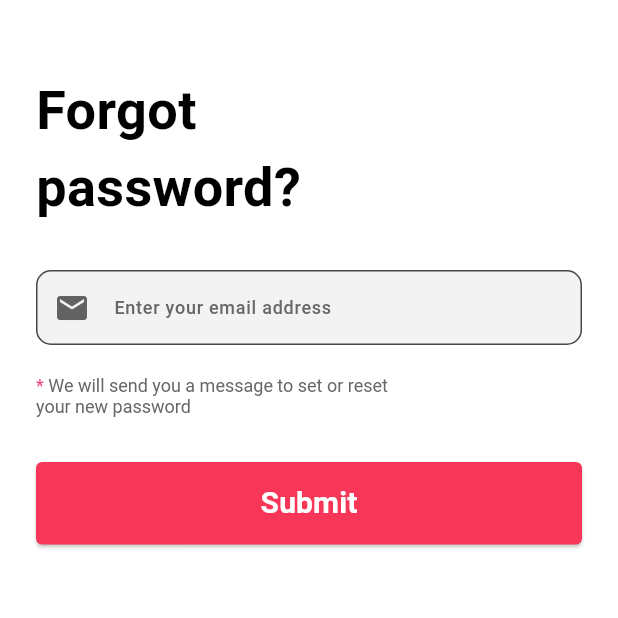
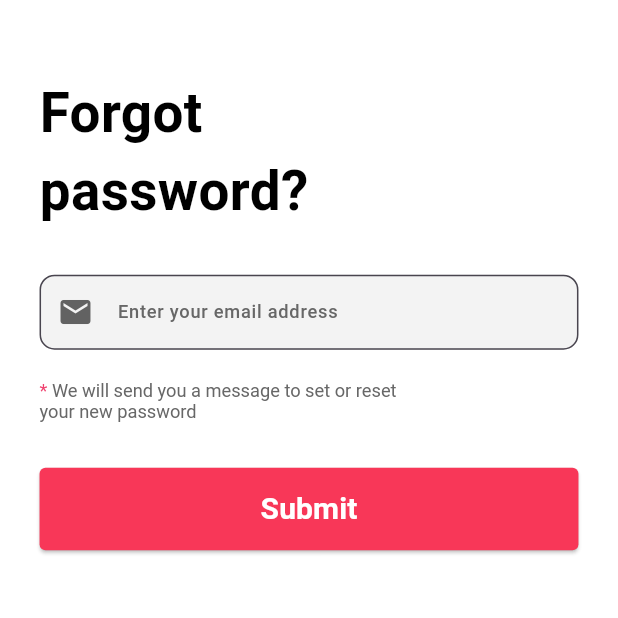
Before and after one commit to Habeba-Ahmed/Training, a Flutter app: the screen it shows after launch, after a tap on "Skip", after a tap on "Forgot Password?", on a phone screen of 412 x 824 dp, the top half of it. Run offline on Flutter 3.47's test engine with Material 3 defaults, Android fonts, the light colour scheme and no system bars; our stand-ins replace bloc, firebase_auth, firebase_core, flutter_bloc, flutter_screenutil, get and 3 more; missing offline and left inert: flutter_facebook_auth; accounts and stored records are empty; network calls fail; Roboto replaces fonts that are missing (Montserrat).

Commit message:
integrate ScreenUtil for responsive design across the app

```diff
--- a/e_commerci/lib/core/constant/style.dart
+++ b/e_commerci/lib/core/constant/style.dart
@@ -1,113 +1,114 @@
 import 'package:e_commerci/core/constant/color.dart';
 import 'package:flutter/material.dart';
+import 'package:flutter_screenutil/flutter_screenutil.dart';
 
-class AppTextStyle{
-  static final TextStyle logoStyle=TextStyle(
-            fontSize: 40,
+class AppTextStyle {
+  static final TextStyle logoStyle = TextStyle(
+    fontSize: 40.sp,
     fontWeight: FontWeight.w700,
     color: AppColor.primaryColor,
     fontFamily: 'Libre Caslon Text',
   );
 
-  static final TextStyle  skipStyle=TextStyle(
-            fontSize: 18,
+  static final TextStyle skipStyle = TextStyle(
+    fontSize: 18.sp,
     fontWeight: FontWeight.w600,
     color: AppColor.blackColor,
     fontFamily: 'Montserrat',
   );
 
-  static final TextStyle onboardingTitleStyle=TextStyle(
-            fontSize: 24,
+  static final TextStyle onboardingTitleStyle = TextStyle(
+    fontSize: 24.sp,
     fontWeight: FontWeight.w800,
     color: AppColor.blackColor,
     fontFamily: 'Montserrat',
   );
 
-  static final TextStyle onboardingSubTitleStyle=TextStyle(
-            fontSize: 14,
+  static final TextStyle onboardingSubTitleStyle = TextStyle(
+    fontSize: 14.sp,
     fontWeight: FontWeight.w600,
     color: AppColor.grayColor,
     fontFamily: 'Montserrat',
   );
 
-  static final TextStyle prevStyle=TextStyle(
-            fontSize: 18,
+  static final TextStyle prevStyle = TextStyle(
+    fontSize: 18.sp,
     fontWeight: FontWeight.w600,
     color: AppColor.lightgrayColor,
     fontFamily: 'Montserrat',
   );
 
-  static final TextStyle nextStyle=TextStyle(
-            fontSize: 18,
+  static final TextStyle nextStyle = TextStyle(
+    fontSize: 18.sp,
     fontWeight: FontWeight.w600,
     color: AppColor.secoundColor,
     fontFamily: 'Montserrat',
   );
 
-  static final TextStyle headerText=TextStyle(
-            fontSize: 36,
+  static final TextStyle headerText = TextStyle(
+    fontSize: 36.sp,
     fontWeight: FontWeight.w700,
     color: AppColor.blackColor,
     fontFamily: 'Montserrat',
   );
 
-  static final TextStyle hintText=TextStyle(
-            fontSize: 12,
+  static final TextStyle hintText = TextStyle(
+    fontSize: 12.sp,
     fontWeight: FontWeight.w500,
     color: AppColor.hintcolor,
     fontFamily: 'Montserrat',
   );
 
-  static final TextStyle orContinueText=TextStyle(
-            fontSize: 12,
+  static final TextStyle orContinueText = TextStyle(
+    fontSize: 12.sp,
     fontWeight: FontWeight.w500,
     color: AppColor.gray500Color,
     fontFamily: 'Montserrat',
   );
 
-  static final TextStyle createorhaveAccountText=TextStyle(
-            fontSize: 14,
+  static final TextStyle createorhaveAccountText = TextStyle(
+    fontSize: 14.sp,
     fontWeight: FontWeight.w400,
     color: AppColor.gray500Color,
     fontFamily: 'Montserrat',
   );
 
-
-  static final TextStyle signuporloginText=TextStyle(
-            fontSize: 14,
+  static final TextStyle signuporloginText = TextStyle(
+    fontSize: 14.sp,
     fontWeight: FontWeight.w600,
     color: AppColor.secoundColor,
     fontFamily: 'Montserrat',
     decoration: TextDecoration.underline,
-            decorationColor: AppColor.secoundColor
+    decorationColor: AppColor.secoundColor,
   );
 
-  static final TextStyle agreementText=TextStyle(
-            fontSize: 12,
+  static final TextStyle agreementText = TextStyle(
+    fontSize: 12.sp,
     fontWeight: FontWeight.w400,
     color: AppColor.hintcolor,
     fontFamily: 'Montserrat',
   );
 
-  static final TextStyle registerText=TextStyle(
-            fontSize: 12,
+  static final TextStyle registerText = TextStyle(
+    fontSize: 12.sp,
     fontWeight: FontWeight.w400,
     color: AppColor.primaryColor,
     fontFamily: 'Montserrat',
   );
-  static final TextStyle getStartTitle=TextStyle(
-            fontSize: 34,
+
+  static final TextStyle getStartTitle = TextStyle(
+    fontSize: 34.sp,
     fontWeight: FontWeight.w600,
     color: AppColor.backgroundColor,
     decoration: TextDecoration.none,
     fontFamily: 'Montserrat',
   );
-  static final TextStyle getStartSubTitle=TextStyle(
-            fontSize: 14,
+
+  static final TextStyle getStartSubTitle = TextStyle(
+    fontSize: 14.sp,
     fontWeight: FontWeight.w400,
     color: AppColor.getStartSubTitle,
     decoration: TextDecoration.none,
     fontFamily: 'Montserrat',
   );
-
 }
--- a/e_commerci/lib/core/constant/text.dart
+++ /dev/null
@@ -1,5 +0,0 @@
-// class AppText{
-
-//   static final String getStartTitle='You want \nAuthentic, here \nyou go!';
-//   static final String getStartSubTitle='Find it here, buy it now!';
-// }
--- a/e_commerci/lib/feature/auth/presentation/screens/forgetpassword.dart
+++ b/e_commerci/lib/feature/auth/presentation/screens/forgetpassword.dart
@@ -1,7 +1,9 @@
 import 'package:e_commerci/core/translate/text.dart';
 import 'package:flutter/material.dart';
 import 'package:flutter_bloc/flutter_bloc.dart';
+import 'package:flutter_screenutil/flutter_screenutil.dart';
 import 'package:get/get.dart';
+
 import 'package:e_commerci/core/constant/color.dart';
 import 'package:e_commerci/core/constant/style.dart';
 import 'package:e_commerci/core/widget/customelevatedbutton.dart';
@@ -10,16 +12,18 @@ import 'package:e_commerci/feature/auth/presentation/screens/signin.dart';
 import 'package:e_commerci/feature/auth/presentation/widget/customheadertext.dart';
 import 'package:e_commerci/feature/auth/presentation/widget/customtextformfield.dart';
 
+// ignore: must_be_immutable
 class ForgetPassword extends StatelessWidget {
   ForgetPassword({super.key});
 
   final TextEditingController _emailController = TextEditingController();
+    AppText text=AppText();
 
   void _onSubmit(BuildContext context) {
     final email = _emailController.text.trim();
     if (email.isEmpty || !email.contains('@')) {
       ScaffoldMessenger.of(context).showSnackBar(
-        SnackBar(content: Text('23'.tr)), // Please enter a valid email
+        SnackBar(content: Text( text.keys['23']!)), // Please enter a valid email
       );
       return;
     }
@@ -28,48 +32,46 @@ class ForgetPassword extends StatelessWidget {
 
   @override
   Widget build(BuildContext context) {
-    AppText text=AppText();
-
     return BlocProvider(
       create: (_) => AuthCubitFireBase(),
       child: Scaffold(
         backgroundColor: AppColor.backgroundColor,
         body: Padding(
-          padding: const EdgeInsets.symmetric(horizontal: 24.0, vertical: 48.0),
+          padding: EdgeInsets.symmetric(horizontal: 24.0.w, vertical: 48.0.h),
           child: Column(
             crossAxisAlignment: CrossAxisAlignment.start,
             children: [
               CustomHeaderText(headrtText: text.keys['4']!), // Forgot password?
-              const SizedBox(height : 30),
+              SizedBox(height : 30.h),
 
               CustomTextFormField(
                 controller: _emailController,
-                hintText: text.keys['20']!, // Enter your email address
+                hintText:  text.keys['20']!, // Enter your email address
                 prefixicon: Icons.email,
               ),
-              const SizedBox(height : 20),
+              SizedBox(height : 20.h),
 
               RichText(
                 text: TextSpan(
                   style: AppTextStyle.agreementText,
                   children: [
                     TextSpan(
-                      text: text.keys['25']!,  // *
+                      text:  text.keys['25']!, // *
                       style: TextStyle(color: AppColor.primaryColor),
                     ),
                     TextSpan(
-                      text: text.keys['21']!, // Message for resetting password
+                      text:  text.keys['21']!, // Reset password instructions
                     ),
                   ],
                 ),
               ),
-              const SizedBox(height : 30),
+              SizedBox(height : 30.h),
 
               BlocConsumer<AuthCubitFireBase, AuthStateFireBase>(
                 listener: (context, state) {
                   if (state is AuthResetPasswordSuccessFireBase) {
                     ScaffoldMessenger.of(context).showSnackBar(
-                      SnackBar(content: Text(text.keys['24']!)), // Password reset email sent
+                      SnackBar(content: Text( text.keys['24']!)), // Email sent
                     );
                     Get.off(() => const SignIn());
                   } else if (state is AuthResetPasswordFailedFireBase) {
@@ -84,7 +86,7 @@ class ForgetPassword extends StatelessWidget {
                   }
 
                   return CustomElevatedButton(
-                    buttonText: text.keys['22']!, // Submit
+                    buttonText:  text.keys['22']!, // Submit
                     onPressed: () => _onSubmit(context),
                   );
                 },
--- a/e_commerci/lib/feature/auth/presentation/screens/signin.dart
+++ b/e_commerci/lib/feature/auth/presentation/screens/signin.dart
@@ -1,7 +1,6 @@
 import 'package:e_commerci/core/cache/chachehelper.dart';
 import 'package:e_commerci/core/constant/color.dart';
 import 'package:e_commerci/core/constant/routes/routes.dart';
-import 'package:e_commerci/core/constant/text.dart';
 import 'package:e_commerci/core/widget/customelevatedbutton.dart';
 import 'package:e_commerci/feature/auth/presentation/cubit/firebase/auth_cubit.dart';
 import 'package:e_commerci/feature/auth/presentation/widget/customaddsocialsection.dart';
@@ -9,8 +8,8 @@ import 'package:e_commerci/feature/auth/presentation/widget/customheadertext.dar
 import 'package:e_commerci/feature/auth/presentation/widget/customtextformfield.dart';
 import 'package:flutter/material.dart';
 import 'package:flutter_bloc/flutter_bloc.dart';
+import 'package:flutter_screenutil/flutter_screenutil.dart';
 import 'package:get/get.dart';
-
 import '../../../../core/translate/text.dart';
 
 class SignIn extends StatefulWidget {
@@ -40,19 +39,19 @@ class _SignInState extends State<SignIn> {
       child: Scaffold(
         backgroundColor: AppColor.backgroundColor,
         body: Padding(
-          padding: const EdgeInsets.symmetric(horizontal: 24.0, vertical: 48.0),
+          padding: EdgeInsets.symmetric(horizontal: 24.0.w, vertical: 48.0.h),
           child: Column(
             crossAxisAlignment: CrossAxisAlignment.start,
             children: [
               CustomHeaderText(headrtText: text.keys['2']!), // "Welcome \nBack!"
-              const SizedBox(height : 30),
+              SizedBox(height : 30.h),
 
               CustomTextFormField(
                 controller: usernameController,
                 hintText: text.keys['5']!, // "Username or Email"
                 prefixicon: Icons.person,
               ),
-              const SizedBox(height : 20),
+              SizedBox(height : 20.h),
 
               CustomTextFormField(
                 controller: passwordController,
@@ -73,11 +72,12 @@ class _SignInState extends State<SignIn> {
                     style: TextStyle(
                         color: AppColor.secoundColor,
                         fontWeight: FontWeight.w400,
-                        fontSize: 12),
+                        fontSize: 12.sp
+                        ),
                   ),
                 ),
               ),
-              const SizedBox(height : 30),
+              SizedBox(height : 30.h),
 
               BlocConsumer<AuthCubitFireBase, AuthStateFireBase>(
                 listener: (context, state) {
@@ -113,8 +113,8 @@ class _SignInState extends State<SignIn> {
                 child: CustomAuthSocialSection(
                   normalText: text.keys['11']!, // "Create an account"
                   actionText: text.keys['8']!, // "Sign Up"
-                  width : 194,
-                  hight: 136,
+                  width : 194.w,
+                  hight: 150.h,
                   onPressed: () {
                     Get.offAndToNamed(AppRoutes.signUp);
                   },
--- a/e_commerci/lib/feature/auth/presentation/screens/signup.dart
+++ b/e_commerci/lib/feature/auth/presentation/screens/signup.dart
@@ -10,6 +10,7 @@ import 'package:e_commerci/feature/auth/presentation/widget/customheadertext.dar
 import 'package:e_commerci/feature/auth/presentation/widget/customtextformfield.dart';
 import 'package:flutter/material.dart';
 import 'package:flutter_bloc/flutter_bloc.dart';
+import 'package:flutter_screenutil/flutter_screenutil.dart';
 import 'package:get/get.dart';
 import 'package:get/get_core/src/get_main.dart';
 
@@ -29,19 +30,19 @@ class SignUp extends StatelessWidget {
         backgroundColor: AppColor.backgroundColor,
         body: SafeArea(
           child: SingleChildScrollView(
-            padding: const EdgeInsets.symmetric(horizontal: 24.0, vertical: 48.0),
+            padding: EdgeInsets.symmetric(horizontal: 24.0.w, vertical: 48.0.h),
             child: Column(
               crossAxisAlignment: CrossAxisAlignment.start,
               children: [
                 CustomHeaderText(headrtText: text.keys['4']!), // Create Account
-                const SizedBox(height : 30),
+                SizedBox(height : 30.h),
 
                 CustomTextFormField(
                   controller: usernameController,
                   hintText: text.keys['6']!, // Username or Email
                   prefixicon: Icons.person,
                 ),
-                const SizedBox(height : 20),
+                SizedBox(height : 20.h),
 
                 CustomTextFormField(
                   controller: passwordController,
@@ -50,7 +51,7 @@ class SignUp extends StatelessWidget {
                   suffixicon: const Icon(Icons.remove_red_eye_outlined),
                   obscureText: true,
                 ),
-                const SizedBox(height : 20),
+                SizedBox(height : 20.h),
 
                 CustomTextFormField(
                   controller: confirmPasswordController,
@@ -59,7 +60,7 @@ class SignUp extends StatelessWidget {
                   suffixicon: const Icon(Icons.remove_red_eye_outlined),
                   obscureText: true,
                 ),
-                const SizedBox(height : 30),
+                SizedBox(height : 30.h),
 
                 RichText(
                   text: TextSpan(
@@ -74,7 +75,7 @@ class SignUp extends StatelessWidget {
                     ],
                   ),
                 ),
-                const SizedBox(height  : 30),
+                SizedBox(height  : 30.h),
 
                 BlocConsumer<AuthCubitFireBase, AuthStateFireBase>(
                   listener: (context, state) {
@@ -107,12 +108,12 @@ class SignUp extends StatelessWidget {
                   },
                 ),
 
-                const SizedBox(height : 60),
+                SizedBox(height : 60.h),
 
                 Center(
                   child: CustomAuthSocialSection(
-                    width : 250,
-                    hight: 140,
+                    width : 250.w,
+                    hight: 150.h,
                     normalText: text.keys['18']!, // I Already Have an Account
                     actionText: text.keys['19']!, // Login
                     onPressed: () {
--- a/e_commerci/lib/feature/auth/presentation/widget/customaddsocialsection.dart
+++ b/e_commerci/lib/feature/auth/presentation/widget/customaddsocialsection.dart
@@ -4,6 +4,7 @@ import 'package:e_commerci/core/constant/style.dart';
 import 'package:e_commerci/feature/auth/presentation/widget/customauthbottomtext.dart';
 import 'package:e_commerci/feature/auth/presentation/widget/customsocialcircleicon.dart';
 import 'package:flutter/material.dart';
+import 'package:flutter_screenutil/flutter_screenutil.dart';
 
 class CustomAuthSocialSection extends StatelessWidget {
   final String normalText;
@@ -28,24 +29,24 @@ class CustomAuthSocialSection extends StatelessWidget {
         mainAxisAlignment: MainAxisAlignment.spaceBetween,
         children: [
           Text('- OR Continue with -',style: AppTextStyle.orContinueText,),
-          SizedBox(height : 10,),
+          SizedBox(height : 10.h,),
           Center(
             child: Row(
-              spacing : 10 ,
+              spacing : 10.w ,
               mainAxisAlignment: MainAxisAlignment.center,
               children: [
 
                 CustomSocialCircleIcon(
                   widget: SizedBox(
-                    height : 24,
-                    width : 24,
+                    height : 24.h,
+                    width : 24.w,
                     child: Image.asset(AppImages.google,fit: BoxFit.contain,))),
 
                 CustomSocialCircleIcon(
                   widget: Icon(Icons.apple,size: 25,color: AppColor.blackColor,)),
 
                 CustomSocialCircleIcon(
-                  widget: Icon(Icons.facebook_rounded,size: 25,color:  Color(0xff3D4DA6))),
+                  widget: Icon(Icons.facebook_rounded,size: 25.sp,color:  Color(0xff3D4DA6))),
 
               ],
             ),
--- a/e_commerci/lib/feature/auth/presentation/widget/customsocialcircleicon.dart
+++ b/e_commerci/lib/feature/auth/presentation/widget/customsocialcircleicon.dart
@@ -1,5 +1,6 @@
 import 'package:e_commerci/core/constant/color.dart';
 import 'package:flutter/material.dart';
+import 'package:flutter_screenutil/flutter_screenutil.dart';
 
 class CustomSocialCircleIcon extends StatelessWidget {
   final void Function()? onTap;
@@ -11,8 +12,8 @@ class CustomSocialCircleIcon extends StatelessWidget {
     return InkWell(
       onTap: onTap,
       child: Container(
-        width : 54,
-        height : 54,
+        width : 54.w,
+        height : 54.h,
         decoration: BoxDecoration(
           color: AppColor.ligthPinkColor,
           shape: BoxShape.circle,
--- a/e_commerci/lib/feature/auth/presentation/widget/customtextformfield.dart
+++ b/e_commerci/lib/feature/auth/presentation/widget/customtextformfield.dart
@@ -25,7 +25,7 @@ class CustomTextFormField extends StatelessWidget {
       obscureText: obscureText,
       decoration: InputDecoration(
         prefixIcon: prefixicon != null ? Icon(prefixicon) : null,
-        suffixIcon: suffixicon, // ← allow full widget
+        suffixIcon: suffixicon,
         prefixIconColor: AppColor.authiconcolor,
         hintText: hintText,
         hintStyle: AppTextStyle.hintText,
--- a/e_commerci/lib/feature/get_start/presentation/widget/custombodygetstart.dart
+++ b/e_commerci/lib/feature/get_start/presentation/widget/custombodygetstart.dart
@@ -1,11 +1,10 @@
 import 'package:e_commerci/core/cache/chachehelper.dart';
 import 'package:e_commerci/core/constant/routes/routes.dart';
 import 'package:e_commerci/core/constant/style.dart';
-import 'package:e_commerci/core/constant/text.dart';
 import 'package:e_commerci/core/translate/text.dart';
 import 'package:e_commerci/core/widget/customelevatedbutton.dart';
-import 'package:e_commerci/feature/home_page/presentation/screens/homepage.dart';
 import 'package:flutter/material.dart';
+import 'package:flutter_screenutil/flutter_screenutil.dart';
 import 'package:get/get.dart';
 import 'package:get/get_core/src/get_main.dart';
 
@@ -16,7 +15,7 @@ class CustomBodyGetStart extends StatelessWidget {
   Widget build(BuildContext context) {
     AppText text=AppText();
     return Column(
-      spacing: 16,
+      spacing: 16.h,
       mainAxisAlignment: MainAxisAlignment.end,
       crossAxisAlignment: CrossAxisAlignment.center,
       children: [
@@ -41,7 +40,7 @@ class CustomBodyGetStart extends StatelessWidget {
           },
         ),
       ),
-      const SizedBox(height : 40),
+      SizedBox(height : 40.h),
     ],
   );
   }
--- a/e_commerci/lib/feature/onboarding/presentation/screens/onboarding.dart
+++ b/e_commerci/lib/feature/onboarding/presentation/screens/onboarding.dart
@@ -1,11 +1,13 @@
+import 'package:flutter/material.dart';
+import 'package:flutter_bloc/flutter_bloc.dart';
+import 'package:flutter_screenutil/flutter_screenutil.dart';
+
 import 'package:e_commerci/core/constant/color.dart';
 import 'package:e_commerci/feature/onboarding/presentation/cubit/onboarding_cubit.dart';
 import 'package:e_commerci/feature/onboarding/presentation/cubit/onboarding_state.dart';
 import 'package:e_commerci/feature/onboarding/presentation/widget/custombottombar.dart';
 import 'package:e_commerci/feature/onboarding/presentation/widget/custompageview.dart';
 import 'package:e_commerci/feature/onboarding/presentation/widget/customtopbar.dart';
-import 'package:flutter/material.dart';
-import 'package:flutter_bloc/flutter_bloc.dart';
 
 class OnBoarding extends StatelessWidget {
   const OnBoarding({super.key});
@@ -13,14 +15,17 @@ class OnBoarding extends StatelessWidget {
   @override
   Widget build(BuildContext context) {
     return BlocProvider(
-      create: (context) => OnboardingCubit(),
+      create: (_) => OnboardingCubit(),
       child: Scaffold(
+        backgroundColor: AppColor.backgroundColor,
         body: SafeArea(
           child: Padding(
-            padding: const EdgeInsets.all(20.0),
+            padding: EdgeInsets.all(20.0.w),
             child: BlocBuilder<OnboardingCubit, OnBoardingState>(
               builder: (context, state) {
-                final currentIndex = (state is OnBoardingPageChanged) ? state.pageIndex : 0;
+                final currentIndex =
+                    (state is OnBoardingPageChanged) ? state.pageIndex : 0;
+
                 return Column(
                   mainAxisAlignment: MainAxisAlignment.spaceBetween,
                   children: [
--- a/e_commerci/lib/feature/onboarding/presentation/widget/custombody.dart
+++ b/e_commerci/lib/feature/onboarding/presentation/widget/custombody.dart
@@ -1,6 +1,7 @@
 import 'package:e_commerci/core/constant/style.dart';
 import 'package:e_commerci/feature/onboarding/data/model/onboarding_model.dart';
 import 'package:flutter/material.dart';
+import 'package:flutter_screenutil/flutter_screenutil.dart';
 
 class CustomBody extends StatelessWidget {
   final OnboardingModel item;
@@ -13,9 +14,9 @@ class CustomBody extends StatelessWidget {
       mainAxisAlignment: MainAxisAlignment.center,
       children: [
         Image.asset(item.image, height : 250),
-        const SizedBox(height : 20),
+        SizedBox(height : 20.h),
         Text(item.title, style: AppTextStyle.onboardingTitleStyle),
-        const SizedBox(height : 12),
+        SizedBox(height : 12.h),
         Text(
           item.subtitle,
           style: AppTextStyle.onboardingSubTitleStyle,
--- a/e_commerci/lib/feature/onboarding/presentation/widget/custombottombar.dart
+++ b/e_commerci/lib/feature/onboarding/presentation/widget/custombottombar.dart
@@ -5,6 +5,7 @@ import 'package:e_commerci/feature/onboarding/presentation/cubit/onboarding_cubi
 import 'package:e_commerci/feature/onboarding/presentation/widget/customdotindicator.dart';
 import 'package:flutter/material.dart';
 import 'package:flutter_bloc/flutter_bloc.dart';
+import 'package:flutter_screenutil/flutter_screenutil.dart';
 
 class CustomBottomBar extends StatelessWidget {
   final int currentIndex;
@@ -19,7 +20,7 @@ class CustomBottomBar extends StatelessWidget {
       mainAxisAlignment: MainAxisAlignment.spaceBetween,
       children: [
         currentIndex == 0
-            ? const SizedBox(width : 70)
+            ? SizedBox(width : 70.w)
             : TextButton(
                 onPressed: () {
                   cubit.prevPage(context);
--- a/e_commerci/lib/feature/onboarding/presentation/widget/customdotindicator.dart
+++ b/e_commerci/lib/feature/onboarding/presentation/widget/customdotindicator.dart
@@ -1,6 +1,7 @@
 import 'package:e_commerci/core/constant/color.dart';
 import 'package:e_commerci/feature/onboarding/data/dataresource/static/onboarding_data.dart';
 import 'package:flutter/material.dart';
+import 'package:flutter_screenutil/flutter_screenutil.dart';
 
 class CustomDotIndicator extends StatelessWidget {
   final int currentIndex;
@@ -13,9 +14,9 @@ class CustomDotIndicator extends StatelessWidget {
         ...List.generate(
       onBoardingList.length,
       (index) => AnimatedContainer(
-        margin: const EdgeInsets.symmetric(horizontal: 2),
-        width : currentIndex == index?40:10,
-        height : 10,
+        margin: EdgeInsets.symmetric(horizontal: 2.w),
+        width : currentIndex == index?40.w:10.w,
+        height : 10.h,
         decoration: BoxDecoration(
           borderRadius: BorderRadius.circular(10),
           color: currentIndex == index
--- a/e_commerci/lib/feature/splash_screen/splash.dart
+++ b/e_commerci/lib/feature/splash_screen/splash.dart
@@ -1,14 +1,12 @@
 
-import 'package:e_commerci/core/constant/color.dart';
 import 'package:e_commerci/core/constant/images.dart';
 import 'package:e_commerci/core/constant/routes/redirectroute.dart';
 import 'package:e_commerci/core/constant/routes/routes.dart';
 import 'package:e_commerci/core/constant/style.dart';
-import 'package:e_commerci/core/constant/text.dart';
-import 'package:e_commerci/feature/onboarding/presentation/screens/onboarding.dart';
+import 'package:e_commerci/core/translate/text.dart';
 import 'package:flutter/material.dart';
+import 'package:flutter_screenutil/flutter_screenutil.dart';
 import 'package:get/get.dart';
-import 'package:get/get_core/src/get_main.dart';
 
 
 class SplashScreen extends StatefulWidget {
@@ -38,21 +36,21 @@ class _SplashScreenState extends State<SplashScreen> {
       body: SafeArea(
         child: Center(
           child: SizedBox(
-            width : 275,
-            height : 100,
+            width : 275.w,
+            height : 100.h,
             child: Row(
               mainAxisAlignment: MainAxisAlignment.center,
               children: [
               SizedBox(
-                width : 125,
-                height : 100,
+                width : 125.w,
+                height : 100.h,
                 child: Image.asset(AppImages.logo),
               ),
 
-              const SizedBox(width : 10),
+              SizedBox(width : 10.w),
 
               Text(
-                '1'.tr,
+                AppText().keys['1']!,
                 style: AppTextStyle.logoStyle
               ),
             ],
--- a/e_commerci/lib/myapp.dart
+++ b/e_commerci/lib/myapp.dart
@@ -1,7 +1,7 @@
 import 'package:e_commerci/core/connection/apptheme.dart';
-import 'package:e_commerci/core/translate/text.dart';
 import 'package:e_commerci/routes.dart';
 import 'package:flutter/material.dart';
+import 'package:flutter_screenutil/flutter_screenutil.dart';
 import 'package:get/get_navigation/src/root/get_material_app.dart';
 
 class MyApp extends StatelessWidget {
@@ -9,11 +9,18 @@ class MyApp extends StatelessWidget {
 
   @override
   Widget build(BuildContext context) {
-    return GetMaterialApp(
+    return ScreenUtilInit(
+      designSize: const Size(375, 812),
+      minTextAdapt: true,
+      splitScreenMode: true,
+      // Use builder only if you need to use library outside ScreenUtilInit context
+      builder: (_ , child) {
+        return GetMaterialApp(
         debugShowCheckedModeBanner: false,
         theme: AppTheme.lightTheme,
         getPages: routes,
         initialRoute: "/",
       );
-  }
 }
+);}
+}
--- a/e_commerci/pubspec.yaml
+++ b/e_commerci/pubspec.yaml
@@ -46,6 +46,7 @@ dependencies:
   google_sign_in: ^7.1.0
   flutter_facebook_auth: ^7.1.2
   get: ^4.7.2
+  flutter_screenutil: ^5.9.3
 
 dev_dependencies:
   flutter_test:
```
Also changed, not shown: e_commerci/pubspec.lock. Lines whose indentation alone changed are shown as unchanged.
